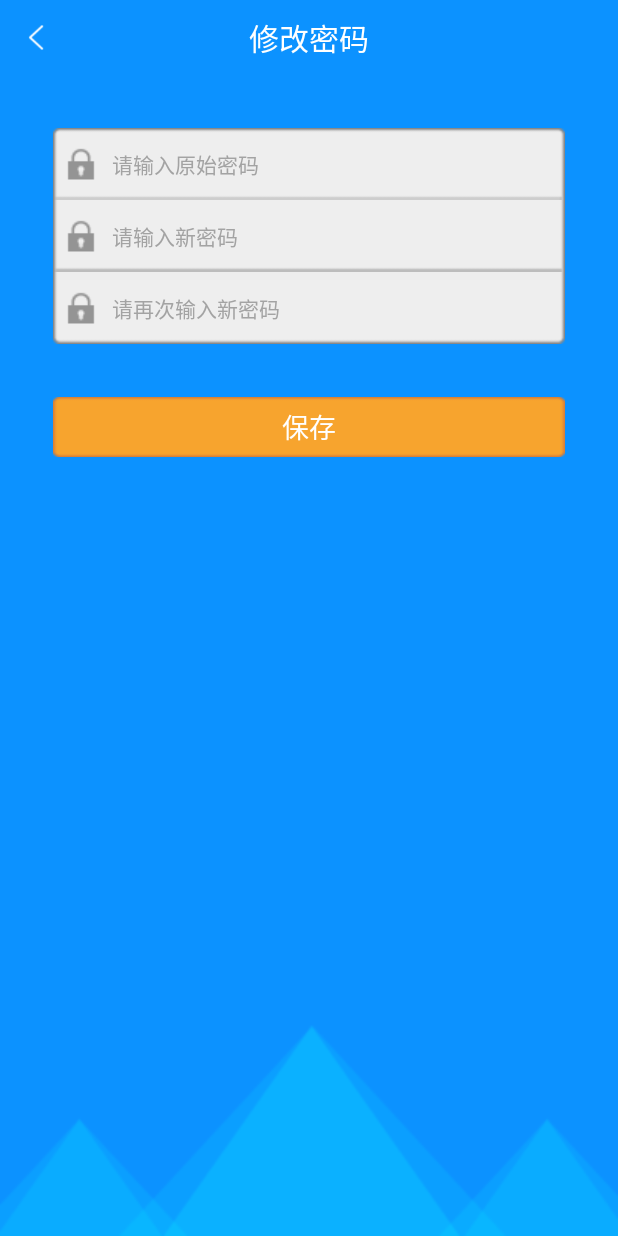
After one commit to 07160820ljl/Boxuegu_LS, an Android app: the ModifyPswActivity screen opened directly, with no data from a screen before it, on a phone screen of 412 x 824 dp. The commit adds this screen. Run offline under Robolectric (Android 15) with nearby library versions, the phone set to English and light mode, and no system bars.

Commit message:
4.3 修改密码

```diff
--- a/app/src/main/AndroidManifest.xml
+++ b/app/src/main/AndroidManifest.xml
@@ -24,6 +24,8 @@
         </activity>
         <activity android:name=".activity.SettingActivity">
         </activity>
+        <activity android:name=".activity.ModifyPswActivity">
+        </activity>
     </application>
 
 </manifest>
--- /dev/null
+++ b/app/src/main/java/cn/edu/gdmec/android/boxuegu/activity/ModifyPswActivity.java
@@ -0,0 +1,123 @@
+package cn.edu.gdmec.android.boxuegu.activity;
+
+import android.content.Intent;
+import android.content.SharedPreferences;
+import android.content.pm.ActivityInfo;
+import android.support.v7.app.AppCompatActivity;
+import android.os.Bundle;
+import android.text.TextUtils;
+import android.view.View;
+import android.widget.Button;
+import android.widget.EditText;
+import android.widget.TextView;
+import android.widget.Toast;
+
+import cn.edu.gdmec.android.boxuegu.R;
+import cn.edu.gdmec.android.boxuegu.utils.AnalysisUtils;
+import cn.edu.gdmec.android.boxuegu.utils.MD5Utils;
+
+public class ModifyPswActivity extends AppCompatActivity {
+    private TextView tv_back;
+    private String userName;
+    private TextView tv_main_title;
+    private EditText et_original_psw,et_new_psw,et_new_psw_again;
+    private Button btn_save;
+    private String originalPsw,newPsw,newPswAgain;
+
+    @Override
+    protected void onCreate(Bundle savedInstanceState) {
+        super.onCreate(savedInstanceState);
+        setContentView(R.layout.activity_modify_psw);
+        //设置此界面为竖屏
+        setRequestedOrientation(ActivityInfo.SCREEN_ORIENTATION_PORTRAIT);
+        init();
+        userName = AnalysisUtils.readLoginUserName(this);
+    }
+
+    /**
+     * 获取界面控件并处理相关控件的点击事件
+     */
+
+    private void init() {
+        tv_main_title = ((TextView) findViewById(R.id.tv_main_title));
+        tv_main_title.setText("修改密码");
+        tv_back = ((TextView) findViewById(R.id.tv_back));
+        et_original_psw = ((EditText) findViewById(R.id.et_original_psw));
+        et_new_psw_again = ((EditText) findViewById(R.id.et_new_psw_again));
+        et_new_psw = ((EditText) findViewById(R.id.et_new_psw));
+        btn_save = ((Button) findViewById(R.id.btn_save));
+        tv_back.setOnClickListener(new View.OnClickListener() {
+            @Override
+            public void onClick(View v) {
+                ModifyPswActivity.this.finish();
+            }
+        });
+        btn_save.setOnClickListener(new View.OnClickListener() {
+            @Override
+            public void onClick(View v) {
+                getEditString();
+                if (TextUtils.isEmpty(originalPsw)){
+                    Toast.makeText(ModifyPswActivity.this, "请输入原始密码", Toast.LENGTH_SHORT).show();
+                    return;
+                }else if(!MD5Utils.md5(originalPsw).equals(readPsw())){
+                    Toast.makeText(ModifyPswActivity.this, "输入的密码与原始密码不一致", Toast.LENGTH_SHORT).show();
+                    return;
+                }else if(MD5Utils.md5(newPsw).equals(readPsw())){
+                    Toast.makeText(ModifyPswActivity.this, "输入的新密码与原始密码不能一致", Toast.LENGTH_SHORT).show();
+                    return;
+                }else if(TextUtils.isEmpty(newPswAgain)){
+                    Toast.makeText(ModifyPswActivity.this, "请再次输入新密码", Toast.LENGTH_SHORT).show();
+                    return;
+                }else if(!newPsw.equals(newPswAgain)){
+                    Toast.makeText(ModifyPswActivity.this, "两次输入的新密码不一致", Toast.LENGTH_SHORT).show();
+                    return;
+                }else{
+                    Toast.makeText(ModifyPswActivity.this, "新密码设置成功", Toast.LENGTH_SHORT).show();
+                    //修改登录成功时保存在Sharedpreferences中的密码
+                    modifyPsw(newPsw);
+                    Intent intent = new Intent(ModifyPswActivity.this,LoginActivity.class);
+                    startActivity(intent);
+                    //关闭设置界面
+                    SettingActivity.instance.finish();
+                    //关闭本界面
+                    ModifyPswActivity.this.finish();
+                }
+
+            }
+        });
+
+
+    }
+
+    /**
+     * 获取控件上的字符串
+     */
+
+    private void getEditString() {
+        originalPsw = et_original_psw.getText().toString().trim();
+        newPsw = et_new_psw.getText().toString().trim();
+        newPswAgain = et_new_psw_again.getText().toString().trim();
+    }
+    /**
+     * 修改登录成功时保存在Sharedpreferences中的密码
+     */
+    private void modifyPsw(String newPsw){
+        //把密码用MD5加密
+        String md5Psw = MD5Utils.md5(newPsw);
+        SharedPreferences sp = getSharedPreferences("loginInfo",MODE_PRIVATE);
+        //获取编辑器
+        SharedPreferences.Editor editor = sp.edit();
+        //保存新密码
+        editor.putString(userName,md5Psw);
+        //提交修改
+        editor.commit();
+    }
+    /**
+     * 从SharedPreferences中读取原始密码
+     */
+    private String readPsw(){
+        SharedPreferences sp = getSharedPreferences("loginInfo",MODE_PRIVATE);
+        String spPsw = sp.getString(userName,"");
+        return spPsw;
+    }
+}
--- a/app/src/main/java/cn/edu/gdmec/android/boxuegu/activity/SettingActivity.java
+++ b/app/src/main/java/cn/edu/gdmec/android/boxuegu/activity/SettingActivity.java
@@ -56,6 +56,8 @@ public class SettingActivity extends AppCompatActivity {
             @Override
             public void onClick(View v) {
             //跳转到修改密码界面
+                Intent intent = new Intent(SettingActivity.this,ModifyPswActivity.class);
+                startActivity(intent);
             }
         });
         //设置密保的点击事件
--- a/app/src/main/res/drawable/register_selector.xml
+++ b/app/src/main/res/drawable/register_selector.xml
@@ -2,6 +2,6 @@
 <selector xmlns:android="http://schemas.android.com/apk/res/android">
     <item android:drawable="@drawable/register_icon_selected"
           android:state_pressed="true"/>
-    <item android:drawable="@drawable/register_icon_selected"/>
+    <item android:drawable="@drawable/register_icon_normal"/>
 
 </selector>
--- /dev/null
+++ b/app/src/main/res/layout/activity_modify_psw.xml
@@ -0,0 +1,77 @@
+<?xml version="1.0" encoding="utf-8"?>
+<LinearLayout
+    xmlns:android="http://schemas.android.com/apk/res/android"
+    android:layout_width="match_parent"
+    android:layout_height="match_parent"
+    android:background="@drawable/register_bg"
+    android:orientation="vertical">
+    <include layout="@layout/main_title_bar"/>
+    <EditText
+        android:id="@+id/et_original_psw"
+        android:layout_width="fill_parent"
+        android:layout_height="48dp"
+        android:layout_gravity="center_vertical"
+        android:layout_marginTop="35dp"
+        android:layout_marginLeft="35dp"
+        android:layout_marginRight="35dp"
+        android:background="@drawable/register_user_name_bg"
+        android:drawableLeft="@drawable/psw_icon"
+        android:drawablePadding="10dp"
+        android:gravity="center_vertical"
+        android:hint="请输入原始密码"
+        android:inputType="textPassword"
+        android:paddingLeft="8dp"
+        android:textColor="#000000"
+        android:textColorHint="#a3a3a3"
+        android:textSize="14sp"/>
+    <EditText
+        android:id="@+id/et_new_psw"
+        android:layout_width="fill_parent"
+        android:layout_height="48dp"
+        android:layout_gravity="center_vertical"
+        android:layout_marginLeft="35dp"
+        android:layout_marginRight="35dp"
+        android:background="@drawable/register_psw_bg"
+        android:drawableLeft="@drawable/psw_icon"
+        android:drawablePadding="10dp"
+        android:gravity="center_vertical"
+        android:hint="请输入新密码"
+        android:inputType="textPassword"
+        android:paddingLeft="8dp"
+        android:singleLine="true"
+        android:textColor="#000000"
+        android:textColorHint="#a3a3a3"
+        android:textSize="14sp"/>
+    <EditText
+        android:id="@+id/et_new_psw_again"
+        android:layout_width="fill_parent"
+        android:layout_height="48dp"
+        android:layout_gravity="center_vertical"
+        android:layout_marginLeft="35dp"
+        android:layout_marginRight="35dp"
+        android:background="@drawable/register_psw_again_bg"
+        android:drawableLeft="@drawable/psw_icon"
+        android:drawablePadding="10dp"
+        android:gravity="center_vertical"
+        android:hint="请再次输入新密码"
+        android:inputType="textPassword"
+        android:paddingLeft="8dp"
+        android:singleLine="true"
+        android:textColor="#000000"
+        android:textColorHint="#a3a3a3"
+        android:textSize="14sp"/>
+    <Button
+        android:id="@+id/btn_save"
+        android:layout_width="fill_parent"
+        android:layout_height="40dp"
+        android:layout_gravity="center_vertical"
+        android:layout_marginTop="35dp"
+        android:layout_marginLeft="35dp"
+        android:layout_marginRight="35dp"
+        android:background="@drawable/register_selector"
+        android:text="保存"
+        android:textColor="@android:color/white"
+        android:textSize="18sp"/>
+
+
+</LinearLayout>
```
